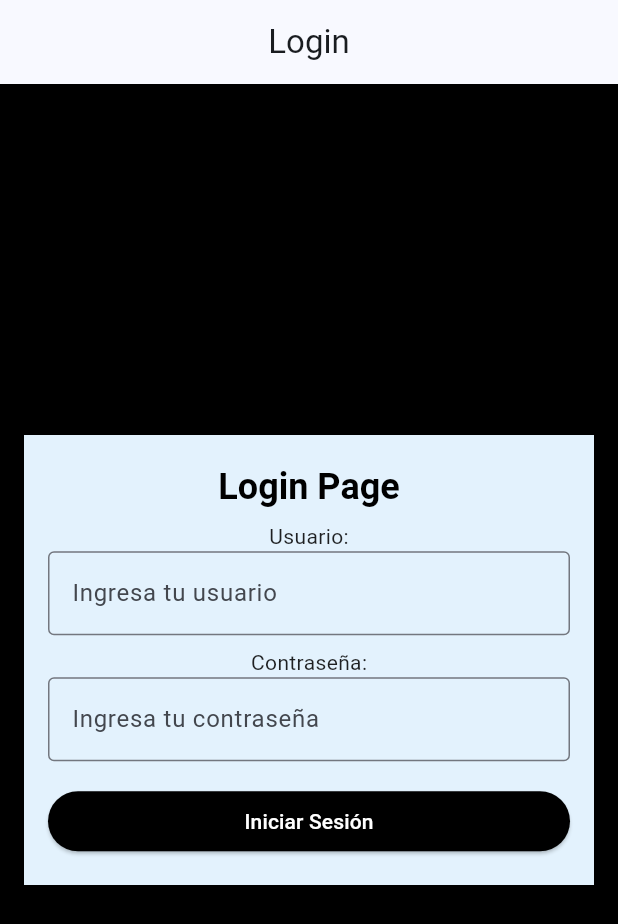
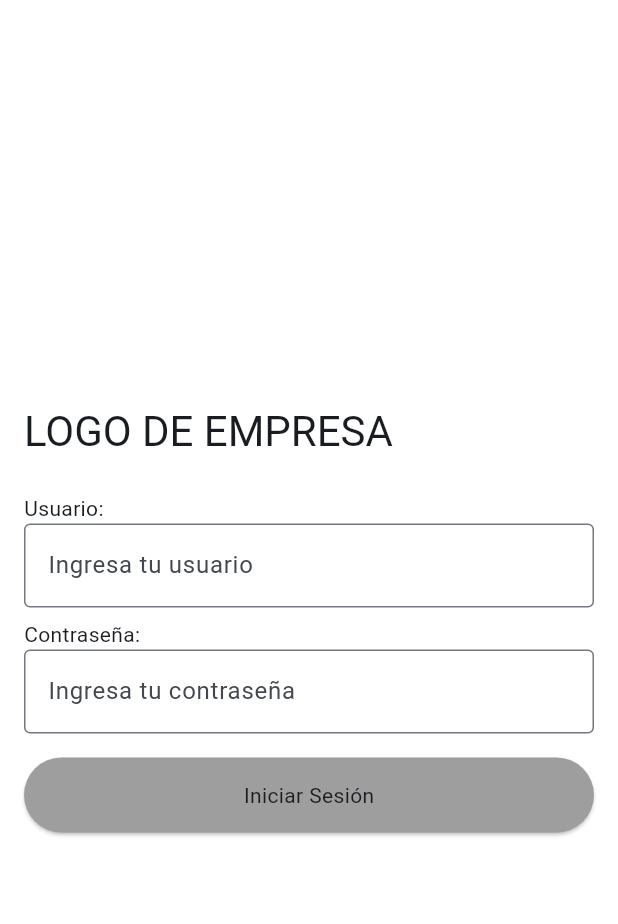
Before and after one commit to Destick1408/flutter_conductor, a Flutter app: the screen it shows after launch, on a phone screen of 412 x 824 dp. Shown: the top 924 px of the screen. Run offline on Flutter 3.47's test engine with Material 3 defaults, Android fonts, the phone set to English and light mode, and no system bars; our stand-ins replace flutter_dotenv, flutter_map, geolocator, latlong2, permission_handler, shared_preferences and 1 more; accounts and stored records are empty.

Commit message:
Reduce HTTP request timeout to 5 seconds in AuthApi; remove unused LocationApi class; update main.dart to clear text theme; enhance login page with loading state; optimize map page to reduce rebuilds and improve performance; register PathProviderPlugin in GeneratedPluginRegistrant; update dependencies in pubspec.yaml; add AppTextStyles for consistent text styling.

```diff
--- a/lib/api/auth.dart
+++ b/lib/api/auth.dart
@@ -18,7 +18,7 @@ class AuthApi {
 
       final resp = await http
           .post(url, headers: headers, body: body)
-          .timeout(const Duration(seconds: 10));
+          .timeout(const Duration(seconds: 5));
       if (resp.statusCode >= 200 && resp.statusCode < 300) {
         final data = jsonDecode(resp.body);
         final access = data['access'] as String?;
@@ -48,7 +48,7 @@ class AuthApi {
       final refresh = prefs.getString('refresh_token');
       final resp = await http
           .post(url, headers: headers, body: jsonEncode({'refresh': refresh}))
-          .timeout(const Duration(seconds: 10));
+          .timeout(const Duration(seconds: 5));
       print('AuthApi.logout response: ${resp.body}');
       await prefs.remove('access_token');
       await prefs.remove('refresh_token');
--- a/lib/main.dart
+++ b/lib/main.dart
@@ -30,14 +30,7 @@ class MyApp extends StatelessWidget {
       theme: ThemeData(
         useMaterial3: true,
         colorScheme: ColorScheme.fromSeed(seedColor: Colors.blue),
-        textTheme: const TextTheme(
-          headlineMedium: TextStyle(
-            fontSize: 24,
-            fontWeight: FontWeight.bold,
-            color: Colors.black,
-          ),
-          bodyMedium: TextStyle(fontSize: 14, color: Colors.black87),
-        ),
+        textTheme: const TextTheme(),
       ),
       // Rutas nombradas; la app inicia en el login
       initialRoute: '/login',
--- a/lib/pages/login_page.dart
+++ b/lib/pages/login_page.dart
@@ -11,6 +11,9 @@ class LoginPage extends StatefulWidget {
 class _LoginPageState extends State<LoginPage> {
   final TextEditingController _userController = TextEditingController();
   final TextEditingController _passController = TextEditingController();
+
+  // Nuevo: estado de carga para el botón
+  bool _isLoading = false;
 
   @override
   void dispose() {
@@ -29,9 +32,10 @@ class _LoginPageState extends State<LoginPage> {
       return;
     }
 
+    setState(() => _isLoading = true);
+    try {
       final ok = await AuthApi.login(username, password);
 
-    // evitar usar context a través de la brecha async:
       if (!mounted) return;
 
       if (ok) {
@@ -41,29 +45,34 @@ class _LoginPageState extends State<LoginPage> {
           context,
         ).showSnackBar(const SnackBar(content: Text('Login fallido')));
       }
+    } catch (e) {
+      if (!mounted) return;
+      ScaffoldMessenger.of(
+        context,
+      ).showSnackBar(SnackBar(content: Text('Error: $e')));
+    } finally {
+      if (mounted) setState(() => _isLoading = false);
+    }
   }
 
   @override
   Widget build(BuildContext context) {
     return Scaffold(
-      backgroundColor: Colors.black,
-      appBar: AppBar(title: const Text('Login'), centerTitle: true),
-      body: Center(
-        child: Padding(
-          padding: const EdgeInsets.all(16.0),
+      backgroundColor: Colors.white,
+      body: SafeArea(
         child: Container(
           padding: const EdgeInsets.all(16.0),
           width: double.infinity,
-            height: 300,
-            color: Colors.blue.shade50,
           child: Column(
+            // columna principal
             mainAxisAlignment: MainAxisAlignment.center,
+            crossAxisAlignment: CrossAxisAlignment.start,
             children: [
               Text(
-                  'Login Page',
+                'LOGO DE EMPRESA',
                 style: Theme.of(context).textTheme.headlineMedium,
               ),
-                const SizedBox(height: 8),
+              const SizedBox(height: 24),
               Text('Usuario:', style: Theme.of(context).textTheme.bodyMedium),
               TextField(
                 controller: _userController,
@@ -87,21 +96,45 @@ class _LoginPageState extends State<LoginPage> {
               ),
               const SizedBox(height: 16),
               SizedBox(
+                height: 50,
                 width: double.infinity,
                 child: ElevatedButton(
                   style: ElevatedButton.styleFrom(
-                      backgroundColor: Colors.black,
+                    backgroundColor: Colors.grey,
                     foregroundColor: Colors.white,
                   ),
-                    onPressed: _onLoginPressed,
-                    child: const Text('Iniciar Sesión'),
+                  onPressed: _isLoading ? null : _onLoginPressed,
+                  child: _isLoading
+                      ? Row(
+                          mainAxisAlignment: MainAxisAlignment.center,
+                          children: [
+                            SizedBox(
+                              width: 18,
+                              height: 18,
+                              child: CircularProgressIndicator(
+                                strokeWidth: 2.0,
+                                valueColor: AlwaysStoppedAnimation<Color>(
+                                  Colors.white,
+                                ),
+                              ),
+                            ),
+                            SizedBox(width: 12),
+                            Text(
+                              'Procesando...',
+                              style: Theme.of(context).textTheme.bodyMedium,
+                            ),
+                          ],
+                        )
+                      : Text(
+                          'Iniciar Sesión',
+                          style: Theme.of(context).textTheme.bodyMedium,
+                        ),
                 ),
               ),
             ],
           ),
         ),
       ),
-      ),
     );
   }
 }
```
Also changed, not shown: lib/api/location.dart (deleted, +0 -25 lines), lib/pages/map_page.dart (+52 -17 lines), lib/theme/text_style.dart (added, +11 -0 lines), pubspec.yaml (+6 -6 lines), pubspec.lock, 1 other file. Lines whose indentation alone changed are shown as unchanged.
